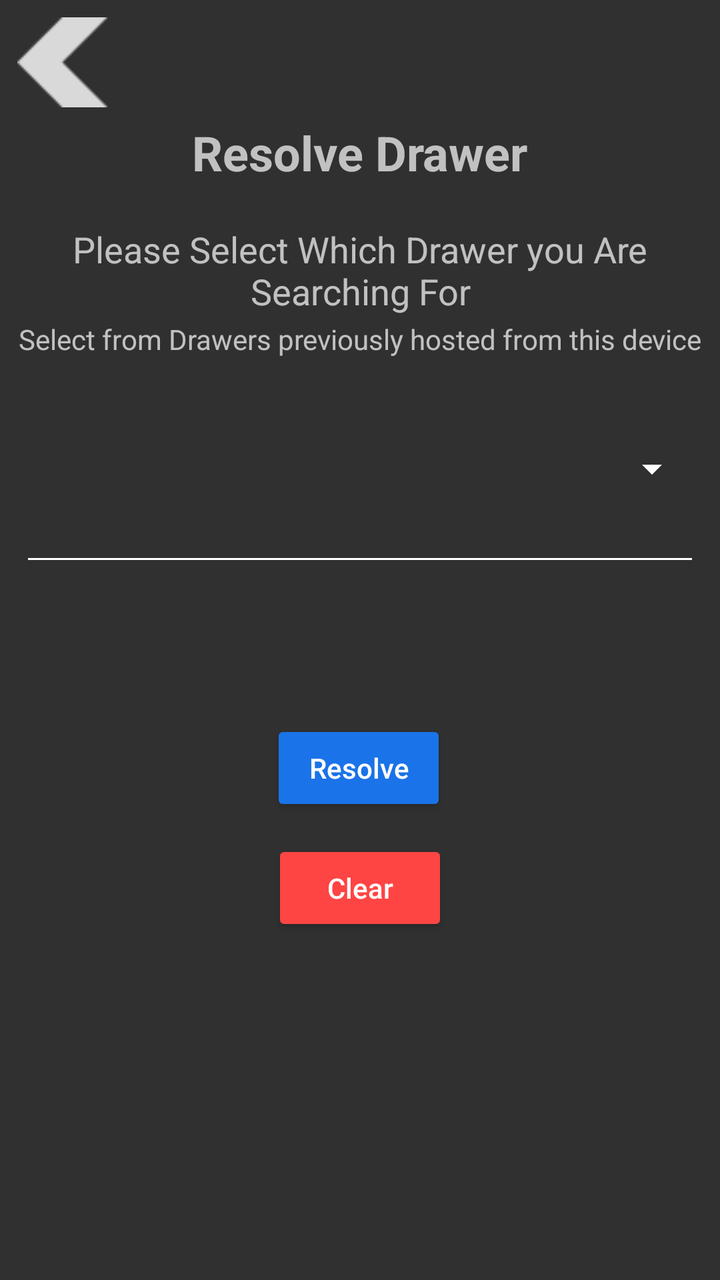
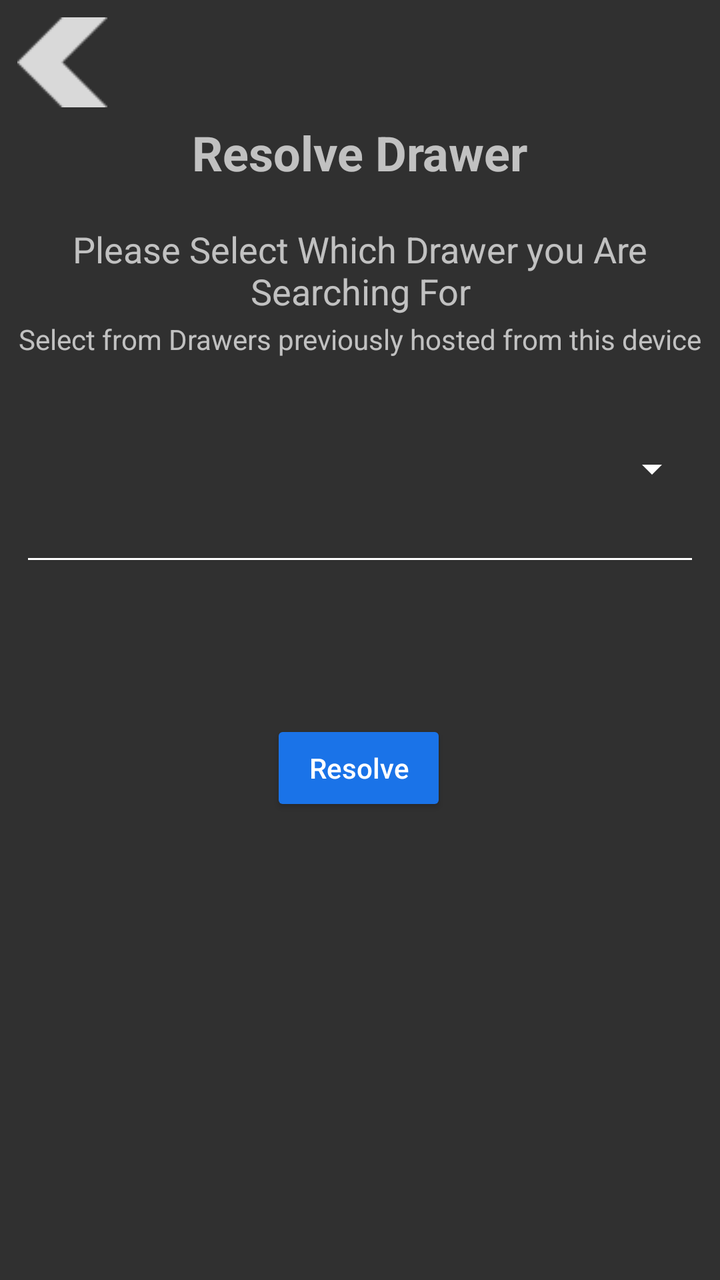

Two renders of the same Android screen: before a commit and after it. Below are the layout's source before the change and the commit's diff.
<!-- AndroidManifest.xml: activity theme Theme.AppCompat.NoActionBar -->
<!-- res/layout/activity_resolve_anchors_lobby.xml -->
<?xml version="1.0" encoding="utf-8"?>
<androidx.constraintlayout.widget.ConstraintLayout xmlns:android="http://schemas.android.com/apk/res/android"
    xmlns:app="http://schemas.android.com/apk/res-auto"
    xmlns:tools="http://schemas.android.com/tools"
    android:id="@+id/anchorsLobbyCL"
    android:layout_width="match_parent"
    android:layout_height="match_parent"
    tools:context=".ResolveAnchorsLobbyActivity">

    <ImageButton
        android:id="@+id/anchorLobbyReturnIB"
        android:layout_width="50dp"
        android:layout_height="50dp"
        android:layout_marginStart="6dp"
        android:layout_marginTop="6dp"
        android:background="@android:color/transparent"
        android:backgroundTint="@color/red"
        android:padding="10dp"
        app:layout_constraintStart_toStartOf="parent"
        app:layout_constraintTop_toTopOf="parent"
        app:srcCompat="@drawable/arrow" />

    <androidx.constraintlayout.widget.Guideline
        android:id="@+id/guideline_select"
        android:layout_width="wrap_content"
        android:layout_height="wrap_content"
        android:orientation="horizontal"
        app:layout_constraintGuide_percent="0.35" />

    <androidx.constraintlayout.widget.Guideline
        android:id="@+id/guideline_enter"
        android:layout_width="wrap_content"
        android:layout_height="wrap_content"
        android:orientation="horizontal"
        app:layout_constraintGuide_percent="0.45" />

    <androidx.constraintlayout.widget.Guideline
        android:id="@+id/guideline_center"
        android:layout_width="wrap_content"
        android:layout_height="wrap_content"
        android:orientation="horizontal"
        app:layout_constraintGuide_percent="0.4" />

    <TextView
        android:id="@+id/resolve_an_anchor_title"
        android:layout_width="wrap_content"
        android:layout_height="wrap_content"
        android:paddingTop="60dp"
        android:text="@string/resolve_drawer"
        android:textSize="24sp"
        android:textStyle="bold"
        app:layout_constraintLeft_toLeftOf="parent"
        app:layout_constraintRight_toRightOf="parent"
        app:layout_constraintTop_toTopOf="parent" />

    <TextView
        android:id="@+id/resolve_an_anchor_instructions"
        android:layout_width="wrap_content"
        android:layout_height="wrap_content"
        android:layout_marginTop="20dp"
        android:gravity="center"
        android:text="@string/select_draw"
        android:textSize="18sp"
        app:layout_constraintLeft_toLeftOf="parent"
        app:layout_constraintRight_toRightOf="parent"
        app:layout_constraintTop_toBottomOf="@+id/resolve_an_anchor_title" />

    <TextView
        android:id="@+id/select_anchors_instructions"
        android:layout_width="wrap_content"
        android:layout_height="wrap_content"
        android:layout_marginBottom="2dp"
        android:gravity="center"
        android:text="@string/select_anchors_text"
        android:textSize="14sp"
        app:layout_constraintBottom_toTopOf="@+id/settings_anchors_spinner"
        app:layout_constraintEnd_toEndOf="parent"
        app:layout_constraintStart_toStartOf="parent" />

    <Spinner
        android:id="@+id/settings_anchors_spinner"
        style="@style/Widget.AppCompat.Spinner.Underlined"
        android:layout_width="340dp"
        android:layout_height="107dp"
        android:spinnerMode="dialog"
        android:backgroundTint="@color/white"
        app:layout_constraintBottom_toTopOf="@+id/guideline_enter"
        app:layout_constraintEnd_toEndOf="parent"
        app:layout_constraintStart_toStartOf="parent" />

    <Button
        android:id="@+id/resolve_button"
        android:layout_width="wrap_content"
        android:layout_height="wrap_content"
        android:layout_marginTop="72dp"
        android:text="@string/resolve_button_text"
        android:theme="@style/AppButtonTheme"
        app:layout_constraintEnd_toEndOf="parent"
        app:layout_constraintHorizontal_bias="0.498"
        app:layout_constraintStart_toStartOf="parent"
        app:layout_constraintTop_toTopOf="@+id/guideline_enter" />

    <Button
        android:id="@+id/clearAnchorsB"
        android:layout_width="wrap_content"
        android:layout_height="wrap_content"
        android:layout_marginTop="12dp"
        android:text="@string/clear_button_text"
        android:theme="@style/AppButtonTheme"
        app:backgroundTint="@android:color/holo_red_light"
        app:layout_constraintEnd_toEndOf="parent"
        app:layout_constraintStart_toStartOf="parent"
        app:layout_constraintTop_toBottomOf="@+id/resolve_button" />

</androidx.constraintlayout.widget.ConstraintLayout>
<!-- resources referenced by this layout -->
<resources>
  <color name="red">#de3802</color>
  <color name="white">#FFFFFFFF</color>
  <!-- drawable arrow: png bitmap (drawable, 971 bytes) -->
  <string name="clear_button_text">Clear</string>
  <string name="resolve_button_text">Resolve</string>
  <string name="resolve_drawer">Resolve Drawer</string>
  <string name="select_anchors_text">Select from Drawers previously hosted from this device</string>
  <string name="select_draw">Please Select Which Drawer you Are Searching For</string>
  <style name="AppButtonTheme" parent="Widget.AppCompat.Button.Colored">
      <item name="colorButtonNormal">#1A73E8</item>
      <item name="android:textAllCaps">false</item>
    </style>
</resources>

<!-- the commit's change to res/layout/activity_resolve_anchors_lobby.xml (unified diff, before → after) -->
@@ -100,16 +100,5 @@
         app:layout_constraintStart_toStartOf="parent"
         app:layout_constraintTop_toTopOf="@+id/guideline_enter" />
 
-    <Button
-        android:id="@+id/clearAnchorsB"
-        android:layout_width="wrap_content"
-        android:layout_height="wrap_content"
-        android:layout_marginTop="12dp"
-        android:text="@string/clear_button_text"
-        android:theme="@style/AppButtonTheme"
-        app:backgroundTint="@android:color/holo_red_light"
-        app:layout_constraintEnd_toEndOf="parent"
-        app:layout_constraintStart_toStartOf="parent"
-        app:layout_constraintTop_toBottomOf="@+id/resolve_button" />
 
 </androidx.constraintlayout.widget.ConstraintLayout>
<!-- resource entries referenced after the edit -->
@@ -3,7 +3,6 @@
   <color name="red">#de3802</color>
   <color name="white">#FFFFFFFF</color>
   <!-- drawable arrow: png bitmap (drawable, 971 bytes) -->
-  <string name="clear_button_text">Clear</string>
   <string name="resolve_button_text">Resolve</string>
   <string name="resolve_drawer">Resolve Drawer</string>
   <string name="select_anchors_text">Select from Drawers previously hosted from this device</string>
